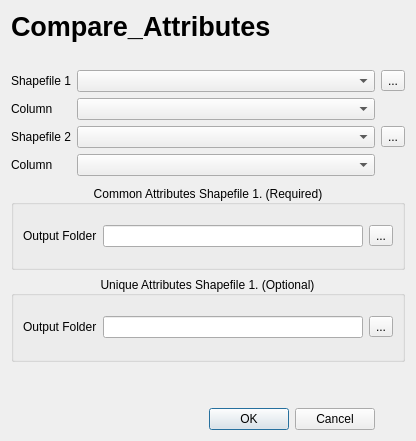
MatheusOliveiraFreitas/compare_attributes, file Compare_attributes_dialog_base.ui: the form before one commit.
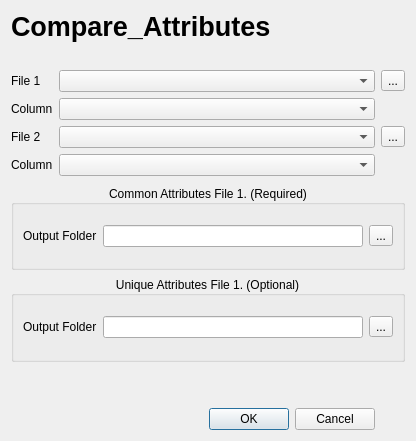
The form after the commit.

Diff of the .ui file:
```diff
--- a/Compare_attributes_dialog_base.ui
+++ b/Compare_attributes_dialog_base.ui
@@ -96,14 +96,14 @@
       <locale language="English" country="UnitedStates"/>
      </property>
      <property name="text">
-      <string>Shapefile 2</string>
+      <string>File 2</string>
      </property>
     </widget>
    </item>
    <item row="8" column="0" colspan="4">
     <widget class="QGroupBox" name="groupBox_2">
      <property name="title">
-      <string>Common Attributes Shapefile 1. (Required)</string>
+      <string>Common Attributes File 1. (Required)</string>
      </property>
      <property name="alignment">
       <set>Qt::AlignCenter</set>
@@ -224,7 +224,7 @@
       <locale language="English" country="UnitedStates"/>
      </property>
      <property name="text">
-      <string>Shapefile 1</string>
+      <string>File 1</string>
      </property>
     </widget>
    </item>
@@ -256,7 +256,7 @@
       <bool>false</bool>
      </property>
      <property name="title">
-      <string>Unique Attributes Shapefile 1. (Optional)</string>
+      <string>Unique Attributes File 1. (Optional)</string>
      </property>
      <property name="alignment">
       <set>Qt::AlignCenter</set>
```
